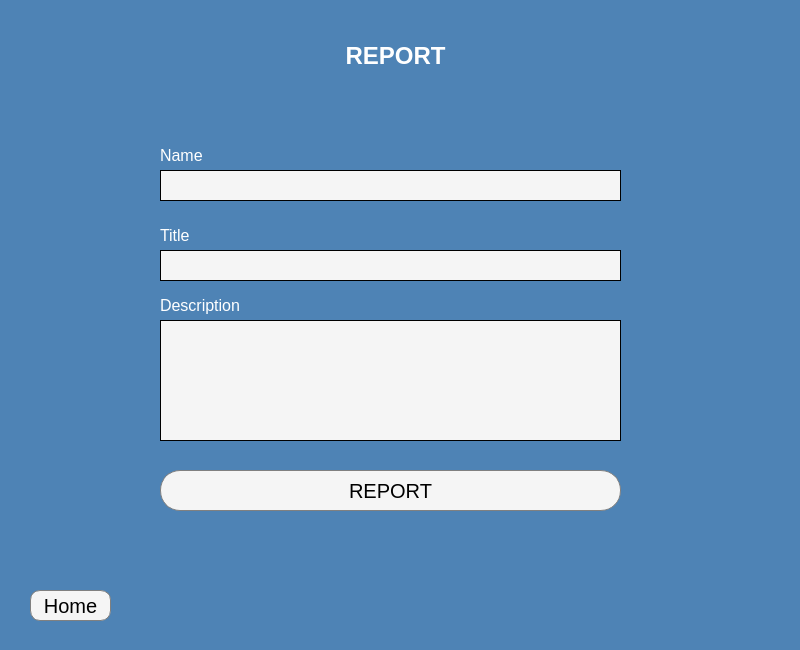
First picture: the form in projectAkhir/Basdat/report.ui, repository RexTrue/Project-Akhir, before the edit.
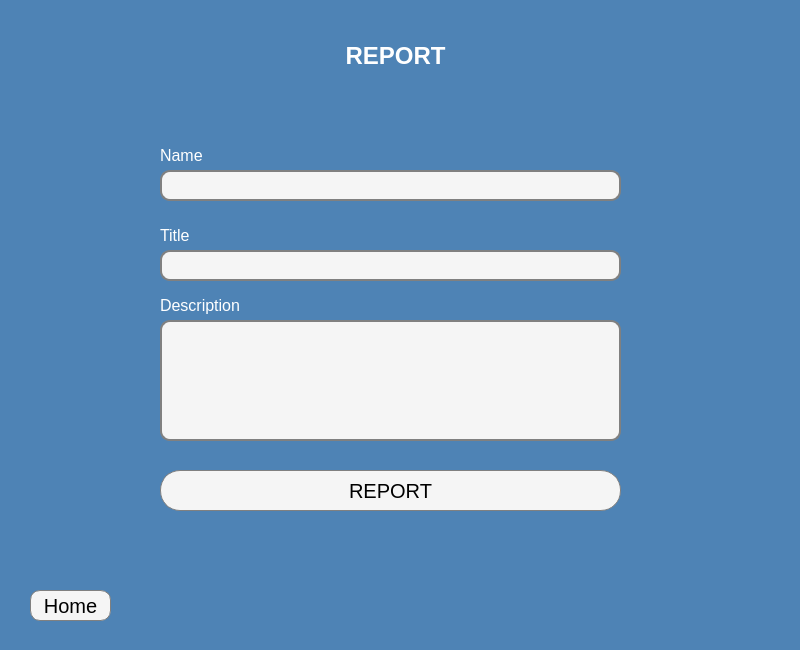
Second picture: the form after the edit.

Patch:
```diff
--- a/projectAkhir/Basdat/report.ui
+++ b/projectAkhir/Basdat/report.ui
@@ -123,8 +123,10 @@
       </rect>
      </property>
      <property name="styleSheet">
-      <string notr="true">border: 1px solid black;
-background : #f5f5f5;</string>
+      <string notr="true">background : #f5f5f5;
+border : 2px solid grey;
+border-radius : 10px;
+font-size : 14px;</string>
      </property>
     </widget>
     <widget class="QLabel" name="label_3">
@@ -154,8 +156,10 @@
       </rect>
      </property>
      <property name="styleSheet">
-      <string notr="true">border : 1px solid black;
-background : #f5f5f5;</string>
+      <string notr="true">background : #f5f5f5;
+border : 2px solid grey;
+border-radius : 10px;
+font-size : 14px;</string>
      </property>
     </widget>
     <widget class="QLabel" name="label_4">
@@ -185,9 +189,10 @@
       </rect>
      </property>
      <property name="styleSheet">
-      <string notr="true">border: 1px solid black;
-background: #f5f5f5;
-</string>
+      <string notr="true">background : #f5f5f5;
+border : 2px solid grey;
+border-radius : 10px;
+font-size : 14px;</string>
      </property>
     </widget>
    </widget>
```
